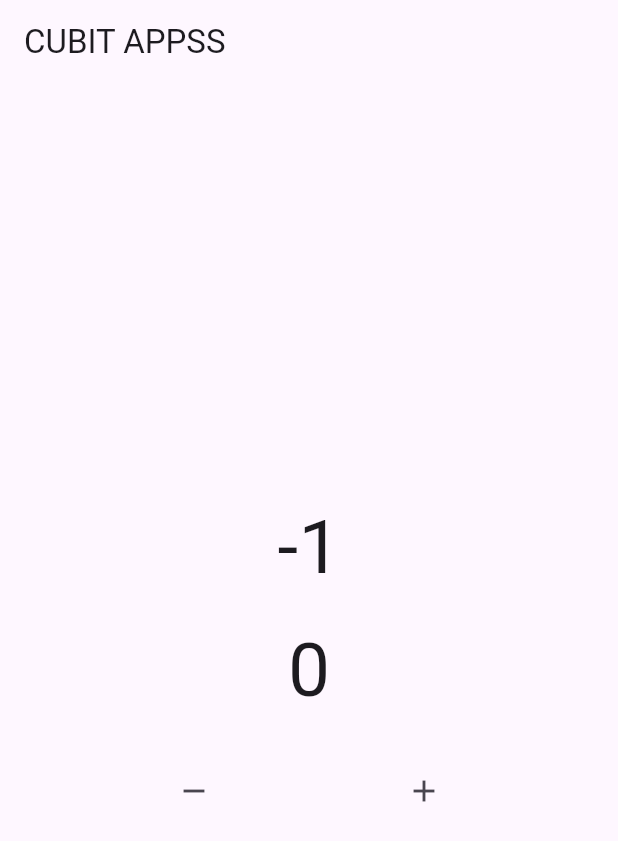
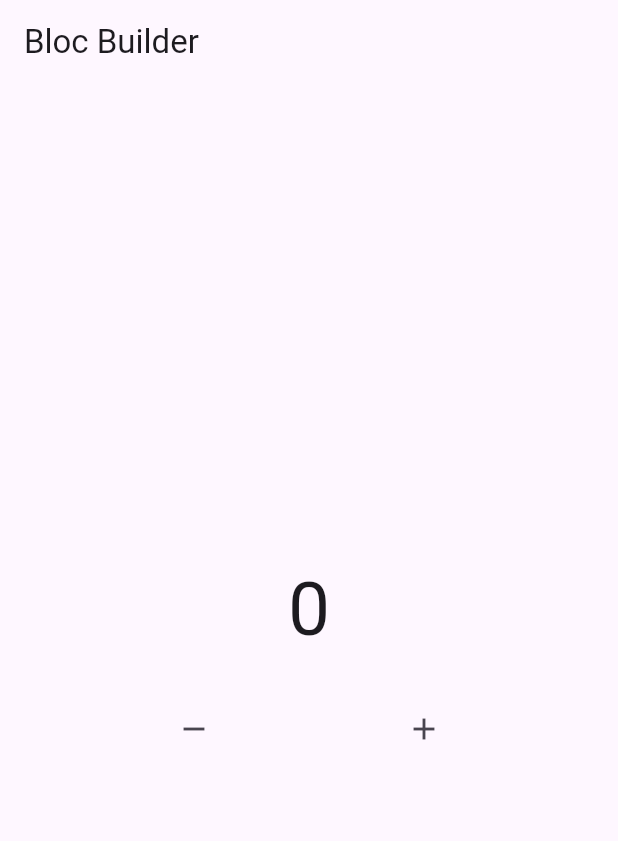
Before and after one commit to salim-maula/State-BLOC-, a Flutter app: the screen it shows after launch, after a tap on the "remove" icon, on a phone screen of 412 x 824 dp. Shown: the top 841 px of the screen. Run offline on Flutter 3.47's test engine with Material 3 defaults, Android fonts, the phone set to English and light mode, and no system bars; our stand-ins replace bloc, flutter_bloc.

Commit message:
Section 2-4 Bloc Builder

```diff
--- /dev/null
+++ b/lib/bloc/counter.dart
@@ -0,0 +1,22 @@
+import 'package:bloc/bloc.dart';
+
+class Counter extends Cubit<int> {
+  Counter({this.init = 0}) : super(init);
+
+  int init;
+
+  void increment() => emit(state + 1);
+  void decrement() => emit(state - 1);
+
+  @override
+  void onChange(Change<int> change) {
+    super.onChange(change);
+    print(change);
+  }
+
+  @override
+  void onError(Object error, StackTrace stackTrace) {
+    super.onError(error, stackTrace);
+    print(error);
+  }
+}
--- a/lib/main.dart
+++ b/lib/main.dart
@@ -1,7 +1,7 @@
-import 'package:bloc/bloc.dart';
 import 'package:flutter/material.dart';
+import 'package:state_bloc/pages/home_page.dart';
 
-void main() {
+void main(List<String> args) {
   runApp(const MyApp());
 }
 
@@ -10,105 +10,8 @@ class MyApp extends StatelessWidget {
 
   @override
   Widget build(BuildContext context) {
-    return MaterialApp(
+    return  const MaterialApp(
       home: HomePage(),
     );
   }
 }
-
-//! cara menggunakan cubit
-class CounterCubit extends Cubit<int> {
-  //! bisa menggunakan constructor seperti ini atau seperti di bawahnnya
-  // CounterCubit(super.initialState);
-  CounterCubit() : super(0);
-
-  //! jika tidak mau 0, kita juga bisa set initialData, dengan melemparnya di dalam constructor
-  // CounterCubit({this.initialData = 0}) : super(initialData); //! ganti constructor diatas dengan yang ada di bawah
-  // int initialData;
-  int? current;
-  int? next;
-
-  void addData() {
-    emit(state + 1);
-  }
-
-  void minusData() {
-    emit(state - 1);
-  }
-
-  //! kelebihan menggunakan Cubit atau Bloc, kita bisa melakukan observer terhadap kelas tersebut
-  //! -perubahan(onChange)
-  //! -error (onError) dll
-
-  @override
-  void onChange(Change<int> change) {
-    super.onChange(change);
-    print(change);
-    current = change.currentState;
-    next = change.nextState;
-  }
-}
-
-class HomePage extends StatelessWidget {
-  HomePage({super.key});
-
-  CounterCubit mycounter = CounterCubit();
-
-  @override
-  Widget build(BuildContext context) {
-    print("REBUILD");
-    return Scaffold(
-      appBar: AppBar(
-        title: const Text("CUBIT APPSS"),
-      ),
-      body: Column(
-        mainAxisAlignment: MainAxisAlignment.center,
-        children: [
-          StreamBuilder(
-              //! jika tidak mau menggunakan if == ConnectionState.waiting gunakan initial data
-              initialData: 0,
-              stream: mycounter.stream,
-              builder: (context, snapshot) {
-                return Center(
-                  child: Column(
-                    children: [
-                      Text(
-                        '${snapshot.data}',
-                        style: TextStyle(fontSize: 50),
-                      ),
-                      const SizedBox(
-                        height: 10,
-                      ),
-                      Text(
-                        '${mycounter.current}',
-                        style: TextStyle(fontSize: 50),
-                      ),
-                    ],
-                  ),
-                );
-              }),
-          const SizedBox(
-            height: 20,
-          ),
-          Row(
-            mainAxisAlignment: MainAxisAlignment.spaceEvenly,
-            children: [
-              IconButton(
-                onPressed: () {
-                  mycounter.minusData();
-                },
-                icon: const Icon(Icons.remove),
-              ),
-              IconButton(
-                onPressed: () {
-                  mycounter.addData();
-                },
-                icon: const Icon(Icons.add),
-              ),
-            ],
-          )
-        ],
-      ),
-    );
-  }
-}
--- /dev/null
+++ b/lib/pages/home_page.dart
@@ -0,0 +1,70 @@
+import 'package:flutter/material.dart';
+import 'package:flutter_bloc/flutter_bloc.dart';
+import 'package:state_bloc/bloc/counter.dart';
+
+class HomePage extends StatelessWidget {
+  const HomePage({super.key});
+
+  @override
+  Widget build(BuildContext context) {
+    Counter mycounter = Counter();
+
+    return Scaffold(
+      appBar: AppBar(
+        title: const Text("Bloc Builder"),
+      ),
+      body: Column(
+        mainAxisAlignment: MainAxisAlignment.center,
+        children: [
+          BlocBuilder<Counter, int>(
+            bloc: mycounter,
+            buildWhen: (prev, current) {
+              if (current <= -1 && prev <= 0) {
+                return false;
+              } else {
+                return true;
+              }
+              // return true;
+            },
+            builder: (context, state) {
+              return Text(
+                "$state",
+                style: TextStyle(fontSize: 50),
+              );
+            },
+          ),
+          //! selain menggunakan StreamBuilder kita bisa menggunakan widget bawaannya dari package BLOC
+          // StreamBuilder(
+          //     initialData: 0,
+          //     stream: mycounter.stream,
+          //     builder: (context, snapshot) {
+          //       return Text(
+          //         "${snapshot.data}",
+          //         style: TextStyle(fontSize: 50),
+          //       );
+          //     }),
+          const SizedBox(
+            height: 20,
+          ),
+          Row(
+            mainAxisAlignment: MainAxisAlignment.spaceEvenly,
+            children: [
+              IconButton(
+                onPressed: () {
+                  mycounter.decrement();
+                },
+                icon: const Icon(Icons.remove),
+              ),
+              IconButton(
+                onPressed: () {
+                  mycounter.increment();
+                },
+                icon: const Icon(Icons.add),
+              ),
+            ],
+          )
+        ],
+      ),
+    );
+  }
+}
```
